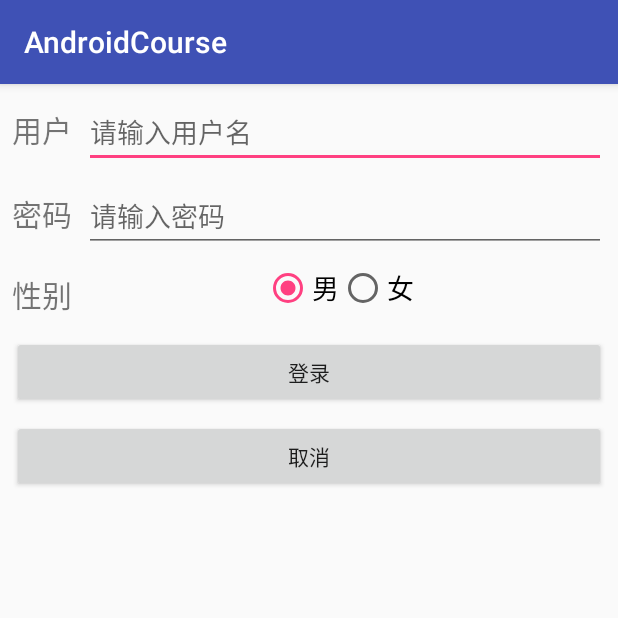
After one commit to shuo747/AndroidCourse, an Android app: the Homework3Activity screen opened directly, with no data from a screen before it, on a phone screen of 412 x 824 dp, the top half of it. The commit adds this screen. Run offline under Robolectric (Android 15) with nearby library versions, the phone set to English and light mode, and no system bars; libraries missing offline, so code that uses them is left out: com.tencent.stat, org.litepal; 2 statements that could not run were skipped.

Commit message:
homework3

```diff
--- a/app/src/main/AndroidManifest.xml
+++ b/app/src/main/AndroidManifest.xml
@@ -18,8 +18,10 @@
             </intent-filter>
         </activity>
         <activity android:name=".MainActivity" />
-        <activity android:name=".activity.homework1Activity"></activity>
-        <activity android:name=".activity.Homework2Activity"></activity>
+        <activity android:name=".activity.homework1Activity" />
+        <activity android:name=".activity.Homework2Activity" />
+        <activity android:name=".activity.Homework3Activity" />
+        <activity android:name=".activity.Homework3AssistActivity"></activity>
     </application>
 
 </manifest>
--- /dev/null
+++ b/app/src/main/java/com/shu747/androidcourse/activity/Homework3Activity.java
@@ -0,0 +1,103 @@
+package com.shu747.androidcourse.activity;
+
+import android.content.Context;
+import android.content.Intent;
+import android.os.Bundle;
+import android.support.v7.app.AppCompatActivity;
+import android.text.TextUtils;
+import android.view.View;
+import android.widget.Button;
+import android.widget.EditText;
+import android.widget.RadioGroup;
+import android.widget.Toast;
+
+import com.shu747.androidcourse.R;
+import com.shu747.androidcourse.model.BasicData;
+import com.tencent.stat.StatService;
+
+import org.litepal.LitePal;
+
+public class Homework3Activity extends AppCompatActivity implements View.OnClickListener {
+
+    private EditText et_homework3_username;
+    private EditText et_homework3_password;
+    private RadioGroup rg_homework3;
+    private Button bt_homework3_login;
+    private Button bt_homework3_cancel;
+    private Context context = this;
+
+    @Override
+    protected void onCreate(Bundle savedInstanceState) {
+        super.onCreate(savedInstanceState);
+        setContentView(R.layout.activity_homework3);
+        initView();
+        BasicData basicData = LitePal.findLast(BasicData.class);
+        if (basicData != null)
+            setTitle(basicData.getName());
+    }
+
+    private void initView() {
+        et_homework3_username = (EditText) findViewById(R.id.et_homework3_username);
+        et_homework3_password = (EditText) findViewById(R.id.et_homework3_password);
+        rg_homework3 = (RadioGroup) findViewById(R.id.rg_homework3);
+        bt_homework3_login = (Button) findViewById(R.id.bt_homework3_login);
+        bt_homework3_cancel = (Button) findViewById(R.id.bt_homework3_cancel);
+
+        bt_homework3_login.setOnClickListener(this);
+        bt_homework3_cancel.setOnClickListener(this);
+    }
+
+    @Override
+    public void onClick(View v) {
+        switch (v.getId()) {
+            case R.id.bt_homework3_login:
+                submit();
+                break;
+            case R.id.bt_homework3_cancel:
+                finish();
+                break;
+        }
+    }
+
+    private void submit() {
+        // validate
+        String username = et_homework3_username.getText().toString().trim();
+        if (TextUtils.isEmpty(username)) {
+            Toast.makeText(this, "请输入用户名", Toast.LENGTH_SHORT).show();
+            return;
+        }
+
+        String password = et_homework3_password.getText().toString().trim();
+        if (TextUtils.isEmpty(password)) {
+            Toast.makeText(this, "请输入密码", Toast.LENGTH_SHORT).show();
+            return;
+        }
+
+        int id = rg_homework3.getCheckedRadioButtonId();
+        String gender = "男";
+        if(id==1) gender = "女";
+
+        // TODO validate success, do something
+
+
+        Intent intent = new Intent(context, Homework3AssistActivity.class);
+        intent.putExtra("username",username);
+        intent.putExtra("password",password);
+        intent.putExtra("gender",gender);
+        context.startActivity(intent);
+
+
+    }
+
+    @Override
+    protected void onResume() {
+        super.onResume();
+        StatService.onResume(this);
+    }
+
+    @Override
+    protected void onPause() {
+        super.onPause();
+        StatService.onPause(this);
+    }
+}
--- a/app/src/main/res/layout/activity_homework1.xml
+++ b/app/src/main/res/layout/activity_homework1.xml
@@ -84,13 +84,13 @@
         android:layout_marginStart="8dp"
         android:hint="请输入密码"
         android:inputType="textPassword"
-        app:layout_constraintBottom_toTopOf="@+id/rg_homework1"
+        app:layout_constraintBottom_toTopOf="@+id/rg_homework3"
         app:layout_constraintEnd_toEndOf="parent"
         app:layout_constraintStart_toEndOf="@+id/tv_homework1_pwd" />
 
 
     <RadioGroup
-        android:id="@+id/rg_homework1"
+        android:id="@+id/rg_homework3"
         android:layout_width="wrap_content"
         android:layout_height="wrap_content"
         android:layout_marginBottom="8dp"
--- /dev/null
+++ b/app/src/main/res/layout/activity_homework3.xml
@@ -0,0 +1,122 @@
+<?xml version="1.0" encoding="utf-8"?>
+<android.support.constraint.ConstraintLayout xmlns:android="http://schemas.android.com/apk/res/android"
+    xmlns:app="http://schemas.android.com/apk/res-auto"
+    xmlns:tools="http://schemas.android.com/tools"
+    android:layout_width="match_parent"
+    android:layout_height="match_parent"
+    tools:context=".activity.Homework3Activity">
+
+    <TextView
+        android:id="@+id/tv_homework3_username"
+        android:layout_width="wrap_content"
+        android:layout_height="wrap_content"
+        android:layout_marginStart="8dp"
+        android:text="用户"
+        android:textSize="20sp"
+        app:layout_constraintBaseline_toBaselineOf="@+id/et_homework3_username"
+        app:layout_constraintStart_toStartOf="parent" />
+
+
+    <EditText
+        android:id="@+id/et_homework3_username"
+        android:layout_width="0dp"
+        android:layout_height="wrap_content"
+        android:layout_marginEnd="8dp"
+        android:layout_marginStart="8dp"
+        android:layout_marginTop="8dp"
+        android:hint="请输入用户名"
+        app:layout_constraintEnd_toEndOf="parent"
+        app:layout_constraintStart_toEndOf="@+id/tv_homework3_username"
+        app:layout_constraintTop_toTopOf="parent" />
+
+
+    <TextView
+        android:id="@+id/tv_homework3_password"
+        android:layout_width="wrap_content"
+        android:layout_height="wrap_content"
+        android:layout_marginStart="8dp"
+        android:text="密码"
+        android:textSize="20sp"
+        app:layout_constraintBaseline_toBaselineOf="@+id/et_homework3_password"
+        app:layout_constraintStart_toStartOf="parent" />
+
+
+    <EditText
+        android:id="@+id/et_homework3_password"
+        android:inputType="textPassword"
+        android:layout_width="0dp"
+        android:layout_height="wrap_content"
+        android:layout_marginEnd="8dp"
+        android:layout_marginStart="8dp"
+        android:layout_marginTop="8dp"
+        android:hint="请输入密码"
+        app:layout_constraintEnd_toEndOf="parent"
+        app:layout_constraintStart_toEndOf="@+id/tv_homework3_password"
+        app:layout_constraintTop_toBottomOf="@+id/et_homework3_username" />
+
+
+    <TextView
+        android:id="@+id/tv_homework3_gender"
+        android:layout_width="wrap_content"
+        android:layout_height="wrap_content"
+        android:layout_marginStart="8dp"
+        android:layout_marginTop="24dp"
+        android:text="性别"
+        android:textSize="20sp"
+        app:layout_constraintStart_toStartOf="parent"
+        app:layout_constraintTop_toBottomOf="@+id/tv_homework3_password" />
+
+    <RadioGroup
+        android:id="@+id/rg_homework3"
+        android:layout_width="wrap_content"
+        android:layout_height="wrap_content"
+        android:layout_marginEnd="8dp"
+        android:layout_marginTop="8dp"
+        android:orientation="horizontal"
+        app:layout_constraintEnd_toEndOf="parent"
+        app:layout_constraintStart_toEndOf="@+id/tv_homework3_gender"
+        app:layout_constraintTop_toBottomOf="@+id/et_homework3_password">
+
+        <RadioButton
+            android:checked="true"
+            android:layout_width="wrap_content"
+            android:layout_height="wrap_content"
+            android:text="男"
+            android:textSize="18sp" />
+
+        <RadioButton
+            android:layout_width="wrap_content"
+            android:layout_height="wrap_content"
+            android:text="女"
+            android:textSize="18sp" />
+    </RadioGroup>
+
+
+    <Button
+        android:id="@+id/bt_homework3_login"
+        android:layout_width="match_parent"
+        android:layout_height="wrap_content"
+        android:layout_marginEnd="8dp"
+        android:layout_marginStart="8dp"
+        android:layout_marginTop="16dp"
+        android:text="登录"
+        app:layout_constraintEnd_toEndOf="parent"
+        app:layout_constraintStart_toStartOf="parent"
+        app:layout_constraintTop_toBottomOf="@+id/rg_homework3" />
+
+    <Button
+        android:id="@+id/bt_homework3_cancel"
+        android:layout_width="match_parent"
+        android:layout_height="wrap_content"
+        android:layout_marginEnd="8dp"
+        android:layout_marginStart="8dp"
+        android:layout_marginTop="8dp"
+        android:text="取消"
+        app:layout_constraintEnd_toEndOf="parent"
+        app:layout_constraintStart_toStartOf="parent"
+        app:layout_constraintTop_toBottomOf="@+id/bt_homework3_login" />
+
+
+
+
+</android.support.constraint.ConstraintLayout>
```
Also changed, not shown: app/src/main/java/com/shu747/androidcourse/GuideActivity.java (+17 -1 lines), app/src/main/java/com/shu747/androidcourse/activity/Homework3AssistActivity.java (added, +38 -0 lines), app/src/main/res/layout/activity_guide.xml (+8 -0 lines), app/src/main/res/layout/activity_homework3_assist.xml (added, +23 -0 lines), 1 other file.
